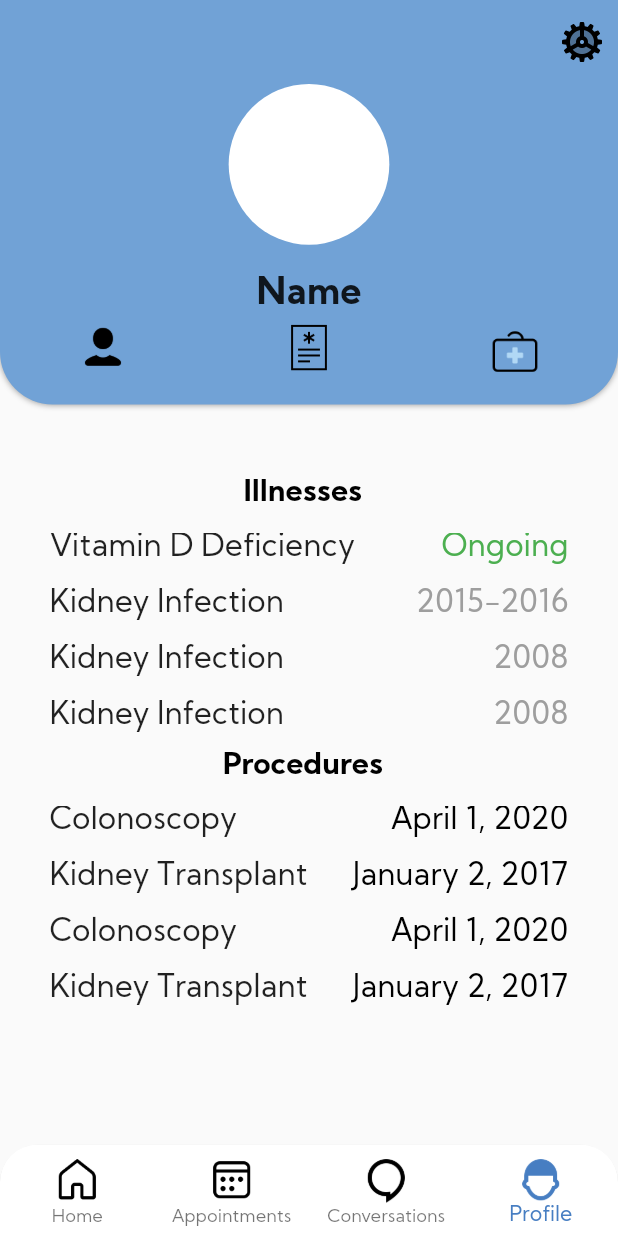
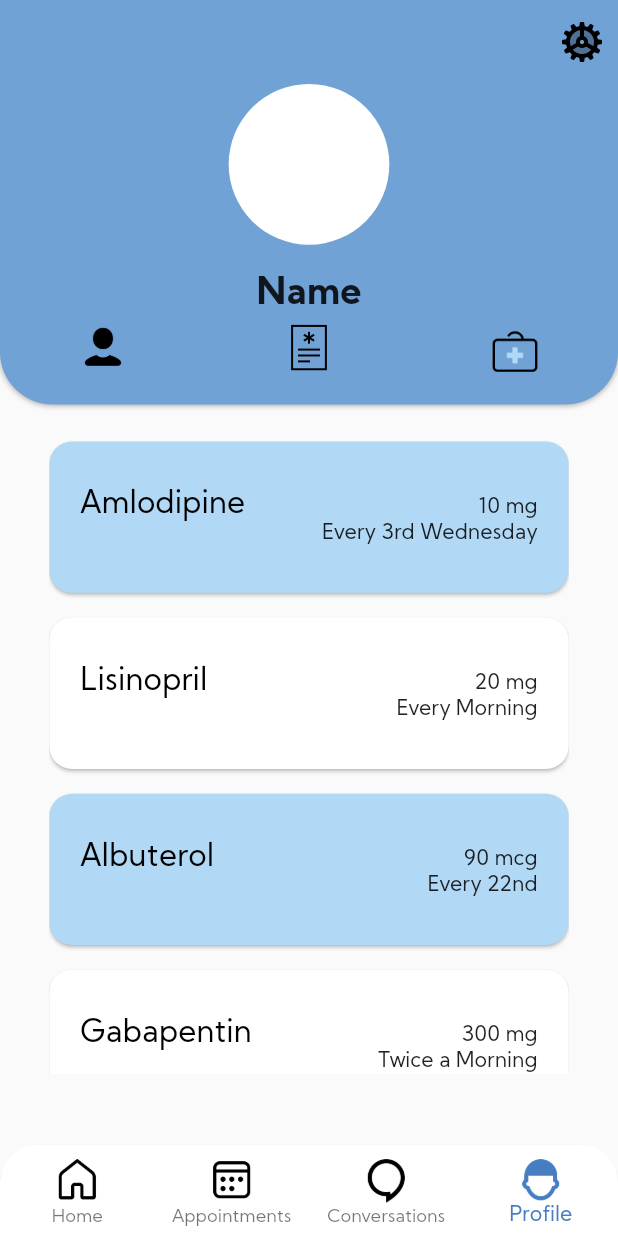
Before and after one commit to owenmedina/true-doc, a Flutter app: the screen it shows once a user with an empty profile is signed in, on a phone screen of 412 x 824 dp. Run offline on Flutter 3.47's test engine with Material 2 defaults, Android fonts, the phone set to English and light mode, and no system bars; our stand-ins replace cloud_firestore, firebase_auth, firebase_core, form_field_validator; missing offline and left inert: jitsi_meet; accounts and stored records are empty.

Commit message:
Add initial MedicationView()
- create cards with info for MedicationView()
- add necessary numerical constants

```diff
--- a/lib/main.dart
+++ b/lib/main.dart
@@ -68,8 +68,8 @@ class MyApp extends StatelessWidget {
             ),
             bodyText1: TextStyle(fontFamily: 'Roboto'),
             bodyText2: TextStyle(
-              fontFamily: 'Roboto',
-              color: AppColors.lightBlue,
+              fontFamily: 'Kumbh-Sans',
+              color: Colors.black,
             ),
           ).apply(
             bodyColor: AppColors.darkBlue,
--- a/lib/models/medication.dart
+++ b/lib/models/medication.dart
@@ -12,16 +12,17 @@ class Medication {
   });
 }
 
-class PatientMedication {
-  final String id;
+class PatientMedication extends Medication {
+  final String patientMedicationId;
   final String medicationId;
   final String dosage;
   final String frequency;
 
   PatientMedication({
-    @required this.id,
+    @required this.patientMedicationId,
     @required this.medicationId,
+    @required scientificName,
     @required this.dosage,
     @required this.frequency,
-  });
+  }) : super(id: medicationId, scientificName: scientificName);
 }
--- a/lib/screens/profile_screen.dart
+++ b/lib/screens/profile_screen.dart
@@ -75,7 +75,7 @@ class _ProfileScreenState extends State<ProfileScreen>
       tabController = TabController(
         length: _tabList.length,
         vsync: this,
-        initialIndex: 1, // testing purposes (remove property when done testing)
+        initialIndex: 2, // testing purposes (remove property when done testing)
       );
       _isInitialized = true;
     }
--- a/lib/utilities/constants/numerical_constants.dart
+++ b/lib/utilities/constants/numerical_constants.dart
@@ -11,4 +11,5 @@ class NumericalConstants {
 
   // Rounded Widgets
   static const standardBorderRadius = 35.00;
+  static const medicationCardRadius = 15.00;
 }
--- a/lib/widgets/profile/medical_history_view.dart
+++ b/lib/widgets/profile/medical_history_view.dart
@@ -7,12 +7,21 @@ import '../../utilities/constants/string_constants.dart';
 class MedicalHistoryView extends StatelessWidget {
   @override
   Widget build(BuildContext context) {
-    return Column(
+    final padding = MediaQuery.of(context).padding;
+    final screenHeight =
+        MediaQuery.of(context).size.height - padding.top - padding.bottom;
+    final screenWidth = MediaQuery.of(context).size.width;
+    return Container(
+      margin: EdgeInsets.symmetric(
+        vertical: screenHeight * 0.06,
+      ),
+      child: Column(
         mainAxisAlignment: MainAxisAlignment.start,
         children: [
           MedicalHistorySection(SectionType.Illnesses),
           MedicalHistorySection(SectionType.Procedures),
         ],
+      ),
     );
   }
 }
@@ -31,9 +40,6 @@ class MedicalHistorySection extends StatelessWidget {
       child: Column(
         mainAxisAlignment: MainAxisAlignment.start,
         children: [
-          Row(
-            mainAxisAlignment: MainAxisAlignment.center,
-            children: [
           Text(
             sectionType == SectionType.Illnesses
                 ? StringConstants.illnessesSectionTitle
@@ -43,12 +49,8 @@ class MedicalHistorySection extends StatelessWidget {
                   fontWeight: FontWeight.bold,
                 ),
           ),
-              SizedBox(width: screenWidth * 0.02),
-            ],
-          ),
           SizedBox(height: screenHeight * 0.02),
           Expanded(child: SectionGrid(sectionType)),
-          //SizedBox(height: screenHeight * 0.02),
         ],
       ),
     );
--- a/lib/widgets/profile/medication_view.dart
+++ b/lib/widgets/profile/medication_view.dart
@@ -1,10 +1,59 @@
 import 'package:flutter/material.dart';
 
+import '../../models/medication.dart';
+import '../../utilities/constants/app_colors.dart';
+import '../../utilities/constants/numerical_constants.dart';
+
 class MedicationView extends StatelessWidget {
+  List<PatientMedication> medication;
+
+  MedicationView(this.medication);
+
   @override
   Widget build(BuildContext context) {
+    final padding = MediaQuery.of(context).padding;
+    final screenHeight =
+        MediaQuery.of(context).size.height - padding.top - padding.bottom;
+    final screenWidth = MediaQuery.of(context).size.width;
     return Container(
-      child: Center(child: Text('Medication View to be completed')),
+      padding: EdgeInsets.symmetric(
+        vertical: screenHeight * 0.02,
+      ),
+      child: ListView.builder(
+        itemBuilder: (ctx, i) => Card(
+          color: i.isEven ? AppColors.faintBlue : Colors.white,
+          shape: RoundedRectangleBorder(borderRadius: BorderRadius.circular(NumericalConstants.medicationCardRadius)),
+          margin: EdgeInsets.symmetric(
+            vertical: screenHeight * 0.01,
+          ),
+          child: Padding(
+            padding: EdgeInsets.symmetric(
+              vertical: screenHeight * 0.04,
+              horizontal: screenWidth * 0.05,
+            ),
+            child: Column(
+              crossAxisAlignment: CrossAxisAlignment.end,
+              children: [
+                Row(
+                  mainAxisAlignment: MainAxisAlignment.spaceBetween,
+                  children: [
+                    Text(
+                      medication[i].scientificName,
+                      style: Theme.of(context).primaryTextTheme.bodyText2.copyWith(
+                            fontSize: screenHeight * 0.025,
+                            color: Colors.black,
+                          ),
+                    ),
+                    Text(medication[i].dosage),
+                  ],
+                ),
+                Text(medication[i].frequency)
+              ],
+            ),
+          ),
+        ),
+        itemCount: medication.length,
+      ),
     );
   }
 }
--- a/lib/widgets/profile/patient_info_view.dart
+++ b/lib/widgets/profile/patient_info_view.dart
@@ -14,9 +14,14 @@ class PatientInfoView extends StatelessWidget {
     final screenHeight =
         MediaQuery.of(context).size.height - padding.top - padding.bottom;
     final screenWidth = MediaQuery.of(context).size.width;
-    return Column(
+    return Padding(
+      padding: EdgeInsets.symmetric(
+        vertical: screenHeight * 0.04,
+      ),
+      child: Column(
         children: [
-        TextInfoTile(title: 'Primary Physician', content: 'Dr. First LastName'),
+          TextInfoTile(
+              title: 'Primary Physician', content: 'Dr. First LastName'),
           SizedBox(height: screenHeight * 0.02),
           TextInfoTile(title: 'Blood Type', content: 'A+'),
           SizedBox(height: screenHeight * 0.035),
@@ -65,6 +70,7 @@ class PatientInfoView extends StatelessWidget {
               imageName: 'email',
               alignment: MainAxisAlignment.start),
         ],
+      ),
     );
     // return GridView.count(
     //   mainAxisSpacing: 0,
--- a/lib/widgets/profile/profile_body.dart
+++ b/lib/widgets/profile/profile_body.dart
@@ -4,27 +4,28 @@ import './medical_history_view.dart';
 import './medication_view.dart';
 import './patient_info_view.dart';
 import '../../models/app_user.dart';
+import '../../models/medication.dart';
 import '../../models/patient.dart';
 
 class ProfileBody extends StatelessWidget {
   final controller;
   final tabList;
-  Widget _tabPages(Tab tab) {
-    switch (tab.text) {
-      case 'Basic Info':
-        return PatientInfoView(
-          Patient(
-            id: null,
-            firstName: null,
-            lastName: null,
-          ),
-        );
-      case 'Medical History':
-        return MedicalHistoryView();
-      case 'Medication':
-        return MedicationView();
-    }
-  }
+  // Widget _tabPages(Tab tab) {
+  //   switch (tab.text) {
+  //     case 'Basic Info':
+  //       return PatientInfoView(
+  //         Patient(
+  //           id: null,
+  //           firstName: null,
+  //           lastName: null,
+  //         ),
+  //       );
+  //     case 'Medical History':
+  //       return MedicalHistoryView();
+  //     case 'Medication':
+  //       return MedicationView();
+  //   }
+  // }
 
   ProfileBody({this.controller, this.tabList});
 
@@ -34,10 +35,46 @@ class ProfileBody extends StatelessWidget {
     final screenHeight =
         MediaQuery.of(context).size.height - padding.top - padding.bottom;
     final screenWidth = MediaQuery.of(context).size.width;
+    final medication = [
+      PatientMedication(
+        patientMedicationId: null,
+        dosage: '10 mg',
+        frequency: 'Every 3rd Wednesday',
+        medicationId: null,
+        scientificName: 'Amlodipine',
+      ),
+      PatientMedication(
+        patientMedicationId: null,
+        dosage: '20 mg',
+        frequency: 'Every Morning',
+        medicationId: null,
+        scientificName: 'Lisinopril',
+      ),
+      PatientMedication(
+        patientMedicationId: null,
+        dosage: '90 mcg',
+        frequency: 'Every 22nd',
+        medicationId: null,
+        scientificName: 'Albuterol',
+      ),
+      PatientMedication(
+        patientMedicationId: null,
+        dosage: '300 mg',
+        frequency: 'Twice a Morning',
+        medicationId: null,
+        scientificName: 'Gabapentin',
+      ),
+      PatientMedication(
+        patientMedicationId: null,
+        dosage: '40 mg',
+        frequency: 'Every Morning',
+        medicationId: null,
+        scientificName: 'Omeprazole',
+      ),
+    ];
     return Container(
       margin: EdgeInsets.symmetric(
         horizontal: screenWidth * 0.08,
-        vertical: screenHeight * 0.06,
       ),
       child: TabBarView(
         controller: controller,
@@ -46,7 +83,7 @@ class ProfileBody extends StatelessWidget {
             Patient(id: null, firstName: null, lastName: null),
           ),
           MedicalHistoryView(),
-          MedicationView(),
+          MedicationView(medication),
         ],
       ),
     );
--- a/pubspec.yaml
+++ b/pubspec.yaml
@@ -76,7 +76,6 @@ flutter:
     - assets/illustrations/profile/basic/phone.png
     - assets/illustrations/profile/basic/email.png
     - assets/illustrations/profile/history/virus.png
-    - assets/illustrations/profile/history/procedure.png
   #   - images/a_dot_ham.jpeg
 
   # An image asset can refer to one or more resolution-specific "variants", see
```
Lines whose indentation alone changed are shown as unchanged.
